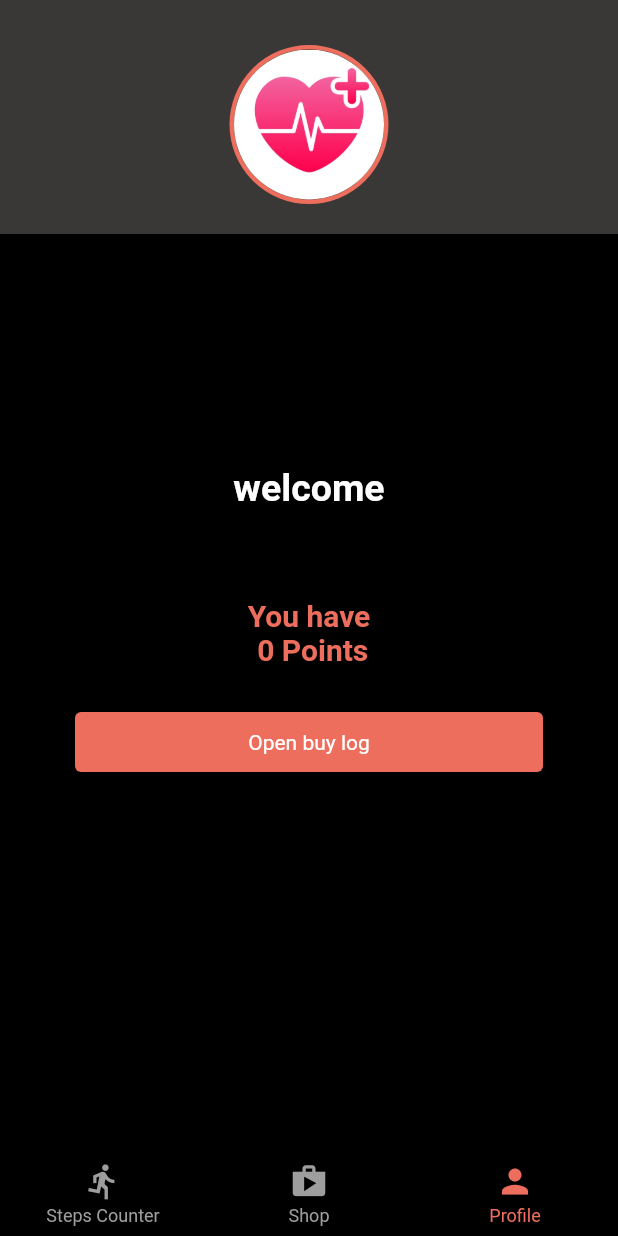
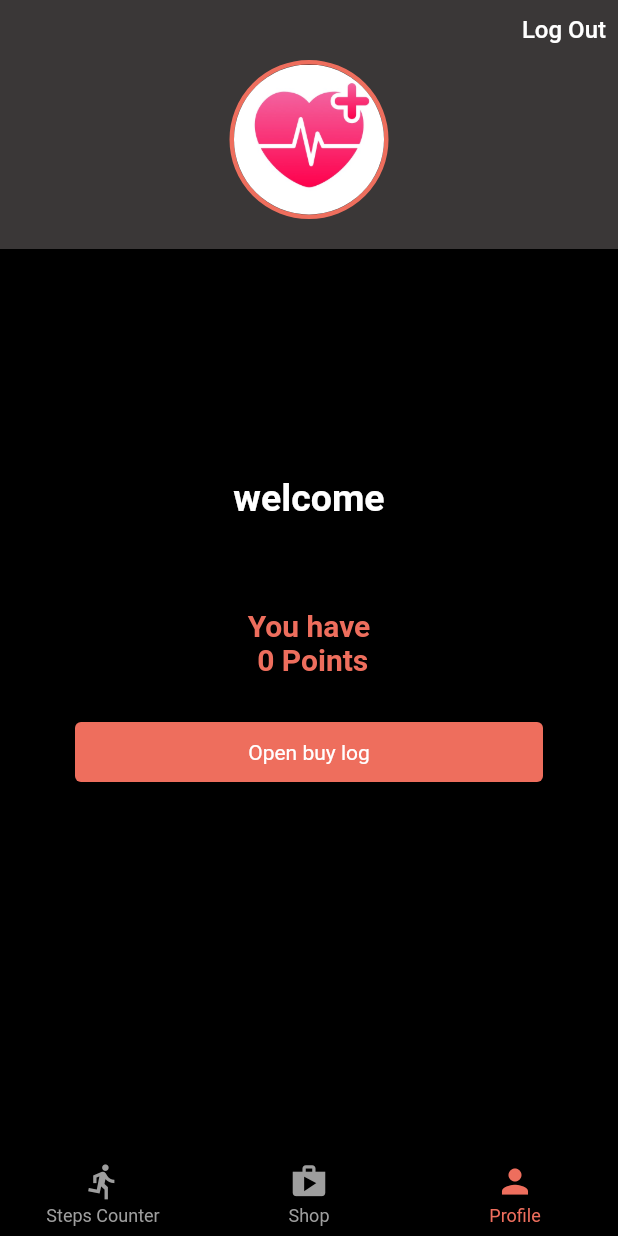
Before and after one commit to GovnoCoder78/steps, a Flutter app: the screen it shows once a user with an empty profile is signed in, item 3 of the bottom bar chosen, on a phone screen of 412 x 824 dp. Run offline on Flutter 3.47's test engine with Material 2 defaults, Android fonts, the phone set to English and light mode, and no system bars; drawn by our look-alikes of persistent_bottom_nav_bar; our stand-ins replace cloud_firestore, firebase_auth, firebase_core, loading_indicator, permission_handler, sensors_plus and 1 more; accounts and stored records are empty.

Commit message:
log out feature

```diff
--- a/lib/app/home/profile/profile_screen.dart
+++ b/lib/app/home/profile/profile_screen.dart
@@ -5,7 +5,9 @@ import 'package:flutter_steps_tracker/services/my_database.dart';
 import 'package:flutter_steps_tracker/utils/colors.dart';
 import 'package:flutter_steps_tracker/utils/show_snack_bar.dart';
 import 'package:flutter_steps_tracker/widgets/avatar.dart';
+import 'package:flutter_steps_tracker/app/landing_page.dart';
 import 'package:provider/provider.dart';
+import 'package:firebase_auth/firebase_auth.dart';
 
 class ProfileScreen extends StatelessWidget {
   const ProfileScreen({super.key, required this.menuScreenContext});
@@ -24,14 +26,38 @@ class ProfileScreen extends StatelessWidget {
     }
   }
 
+  Future<void> _signOut(BuildContext context) async {
+    try {
+      await FirebaseAuth.instance.signOut();
+      // Перенаправьте пользователя на экран входа или другой экран после выхода
+      Navigator.push
+        (context,
+        MaterialPageRoute(builder: (context) => const LandingPage()
+        )
+      );
+    } catch (e) {
+      showSnackBar(context, "Failed to sign out: $e");
+    }
+  }
+
   @override
   Widget build(BuildContext context) {
     return SafeArea(
       child: Scaffold(
         appBar: AppBar(
+          actions: [
+            TextButton(
+              onPressed: () => _signOut(context),
+              child: const Text(
+                'Log Out',
+                style: TextStyle(color: Colors.white,
+                fontSize: 16),
+              ),
+            ),
+          ],
           backgroundColor: darkGrey,
           bottom: PreferredSize(
-            preferredSize: const Size.fromHeight(100),
+            preferredSize: const Size.fromHeight(110),
             child: Column(
               children: const <Widget>[
                 Avatar(
--- a/lib/app/landing_page.dart
+++ b/lib/app/landing_page.dart
@@ -27,9 +27,6 @@ class LandingPage extends StatelessWidget {
                 if (snapshot.connectionState != ConnectionState.done) {
                   return const LoadingScreen();
                 }
-                // if (snapshot.data == null || user.uid == null) {
-                //   return const LoadingScreen();
-                // }
                 return Provider<UserModel>.value(
                   value: UserModel(displayName: snapshot.data, uid: user.uid),
                   child: MultiProvider(
--- a/lib/services/my_database.dart
+++ b/lib/services/my_database.dart
@@ -34,7 +34,7 @@ class MyDatabase with ChangeNotifier {
   }
 
   Future<void> updatePoints() async {
-    _points = points + 1;
+    _points = points + 10;
     _firestore.collection("users").doc(uid).update({"points": _points});
     notifyListeners();
   }
```
